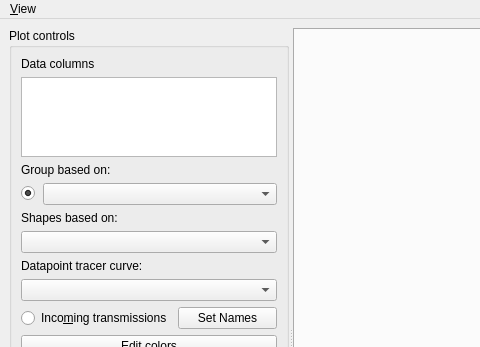
kushalkolar/MESmerize, file plotting/old/ui_files/window_pytemplate.ui: the form before one commit; both pictures show x 0 to 480 and y 0 to 347 of the 1231 by 701 pixel window.
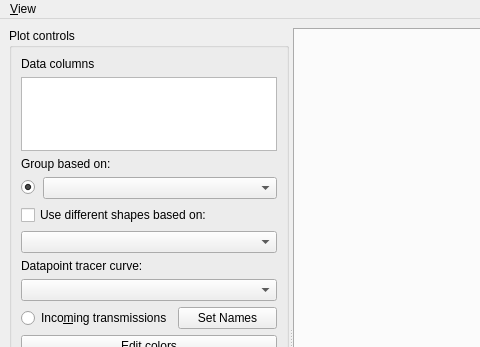
The form after the commit.

Commit message: Reorganized LDA Plot Window, not tested. Scatterplot shapes is now optional (not tested). New Merge node for simply merging transmissions. Removed a lot of useless Data nodes. Reorganized ROI filtering and Stimulus extraction nodes, not tested. Update DataTypes.py and tvregdiff.py

Diff of the .ui file:
```diff
--- a/plotting/old/ui_files/window_pytemplate.ui
+++ b/plotting/old/ui_files/window_pytemplate.ui
@@ -82,9 +82,9 @@
             </layout>
            </item>
            <item>
-            <widget class="QLabel" name="labelShapesBasedOn">
+            <widget class="QCheckBox" name="checkBoxUseDifferentShapes">
              <property name="text">
-              <string>Shapes based on:</string>
+              <string>Use different shapes based on:</string>
              </property>
             </widget>
            </item>
```
The commit also changes 8 other files.
